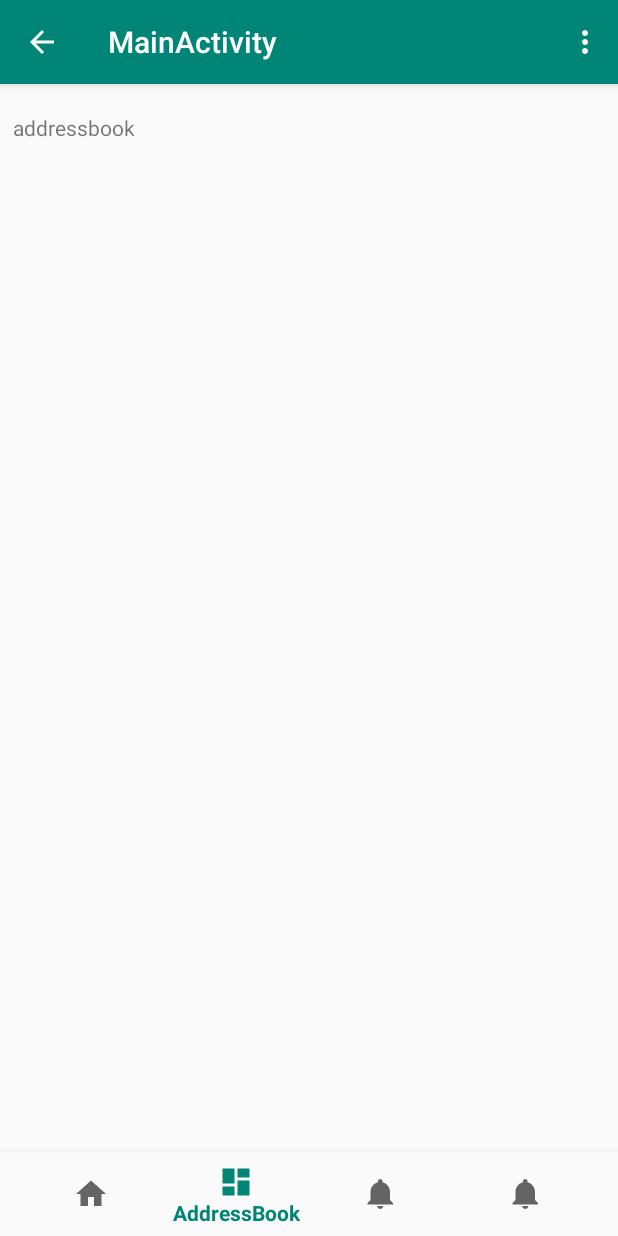
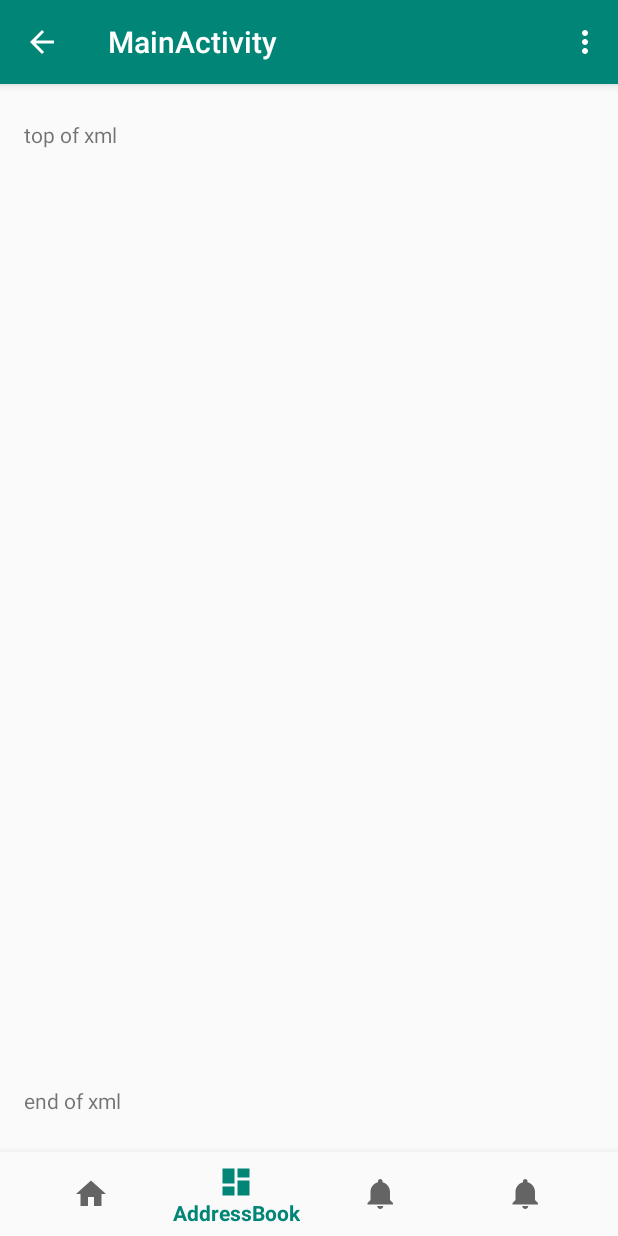
Before and after one commit to CharlesYWL/Instragram-Like, an Android app: the screen it shows after launch (MainActivity), item 2 of the bottom bar chosen, on a phone screen of 412 x 824 dp. Run offline under Robolectric (Android 15) with nearby library versions, the phone set to English and light mode, and no system bars.

Commit message:
good on fragment

```diff
--- a/app/src/main/java/com/example/s4966/ecs165/AddressBook.java
+++ b/app/src/main/java/com/example/s4966/ecs165/AddressBook.java
@@ -22,7 +22,7 @@ public class AddressBook extends Fragment {
     @Override
     public void onActivityCreated(@Nullable Bundle savedInstanceState) {
         super.onActivityCreated(savedInstanceState);
-        textView = (TextView) getActivity().findViewById(R.id.message);
-        textView.setText("This is Addressbook");
+        //textView = (TextView) getActivity().findViewById(R.id.message);
+        //textView.setText("This is Addressbook");
     }
 }
--- a/app/src/main/java/com/example/s4966/ecs165/HomePage.java
+++ b/app/src/main/java/com/example/s4966/ecs165/HomePage.java
@@ -22,8 +22,8 @@ public class HomePage extends Fragment {
     @Override
     public void onActivityCreated(@Nullable Bundle savedInstanceState) {
         super.onActivityCreated(savedInstanceState);
-        textView = (TextView) getActivity().findViewById(R.id.message);
-        textView.setText("This is HomePage");
+        //textView = (TextView) getActivity().findViewById(R.id.message);
+        //textView.setText("This is HomePage");
 
     }
 }
--- a/app/src/main/java/com/example/s4966/ecs165/MainActivity.java
+++ b/app/src/main/java/com/example/s4966/ecs165/MainActivity.java
@@ -76,7 +76,6 @@ public class MainActivity extends AppCompatActivity {
 
     private void initFragment()
     {
-
         homepage = new HomePage();
         addressbook = new AddressBook();
         fragments = new Fragment[]{homepage,addressbook};
--- a/app/src/main/res/layout/activity_main.xml
+++ b/app/src/main/res/layout/activity_main.xml
@@ -12,12 +12,14 @@
         android:id="@+id/mainview"
         android:layout_width="match_parent"
         android:layout_height="match_parent"
+        android:layout_above="@id/navigation"
+        android:layout_marginTop="8dp"
         android:layout_marginBottom="64dp"
         android:orientation="vertical"
         app:layout_constraintBottom_toBottomOf="parent"
         app:layout_constraintEnd_toEndOf="parent"
         app:layout_constraintStart_toStartOf="parent"
-        app:layout_constraintTop_toTopOf="parent"></LinearLayout>
+        app:layout_constraintTop_toTopOf="parent" />
 
     <android.support.design.widget.BottomNavigationView
         android:id="@+id/navigation"
--- a/app/src/main/res/layout/layout_addressbook.xml
+++ b/app/src/main/res/layout/layout_addressbook.xml
@@ -1,33 +1,40 @@
 <?xml version="1.0" encoding="utf-8"?>
-<android.support.constraint.ConstraintLayout
+<RelativeLayout
     xmlns:android="http://schemas.android.com/apk/res/android"
-    xmlns:app="http://schemas.android.com/apk/res-auto"
     xmlns:tools="http://schemas.android.com/tools"
+    xmlns:ads="http://schemas.android.com/apk/res-auto"
     android:layout_width="match_parent"
-    android:layout_height="match_parent">
+    android:layout_height="match_parent"
+    android:paddingBottom="@dimen/activity_vertical_margin"
+    android:paddingLeft="@dimen/activity_horizontal_margin"
+    android:paddingRight="@dimen/activity_horizontal_margin"
+    android:paddingTop="@dimen/activity_vertical_margin">
 
-    <ScrollView
-        android:layout_width="395dp"
-        android:layout_height="690dp"
-        android:layout_marginStart="8dp"
-        android:layout_marginTop="32dp"
-        android:layout_marginEnd="8dp"
-        android:layout_marginBottom="8dp"
-        app:layout_constraintBottom_toBottomOf="parent"
-        app:layout_constraintEnd_toEndOf="parent"
-        app:layout_constraintStart_toStartOf="parent"
-        app:layout_constraintTop_toTopOf="parent">
+    <TextView
+        android:id="@+id/textView7"
+        android:layout_width="wrap_content"
+        android:layout_height="wrap_content"
+        android:layout_alignParentTop="true"
+        android:text="top of xml" />
 
-        <LinearLayout
-            android:layout_width="match_parent"
-            android:layout_height="wrap_content"
-            android:orientation="vertical" >
+    <view class="android.support.v7.app.AlertController$RecycleListView"
+    android:id="@+id/addressRecycleView"
+    android:layout_width="match_parent"
+    android:layout_height="match_parent"
+    android:layout_above="@+id/textView6"
+    android:layout_below="@+id/textView7">
 
-            <TextView
-                android:id="@+id/message"
-                android:layout_width="match_parent"
-                android:layout_height="wrap_content"
-                android:text="addressbook" />
-        </LinearLayout>
-    </ScrollView>
-</android.support.constraint.ConstraintLayout>
+
+
+</view>
+
+    <TextView
+        android:id="@+id/textView6"
+        android:layout_width="match_parent"
+        android:layout_height="20dp"
+        android:layout_alignParentStart="true"
+        android:layout_alignParentBottom="true"
+
+        android:text="end of xml" />
+
+</RelativeLayout>
```
Also changed, not shown: app/src/main/res/layout/layout_homepage.xml (+32 -20 lines).
